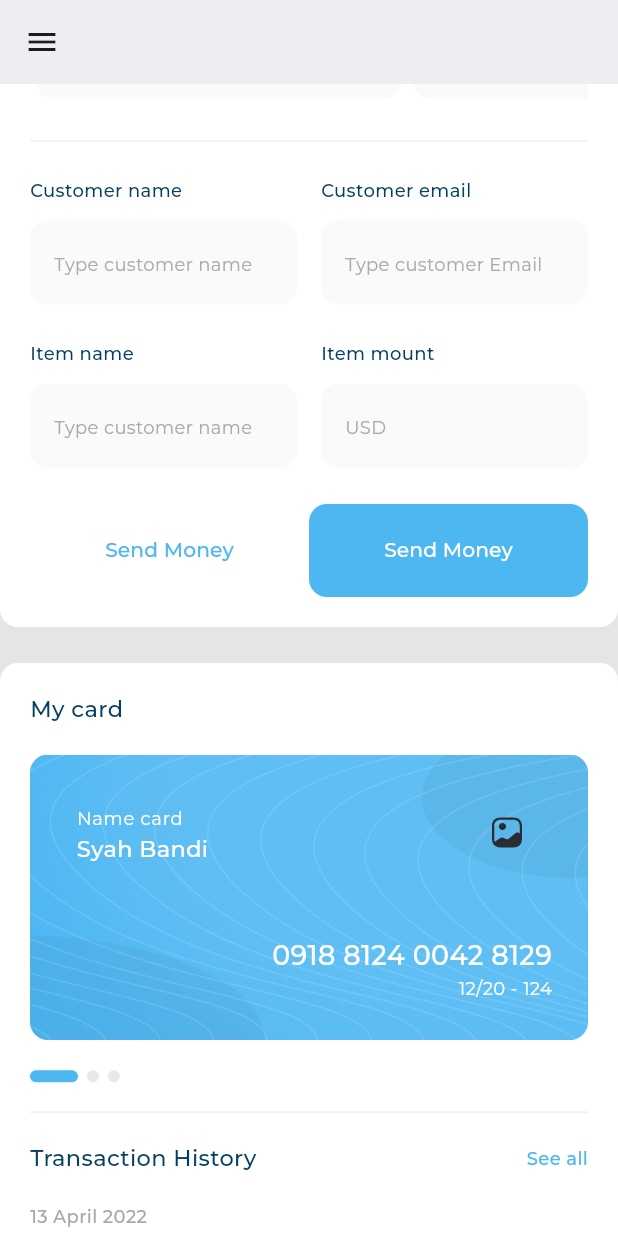
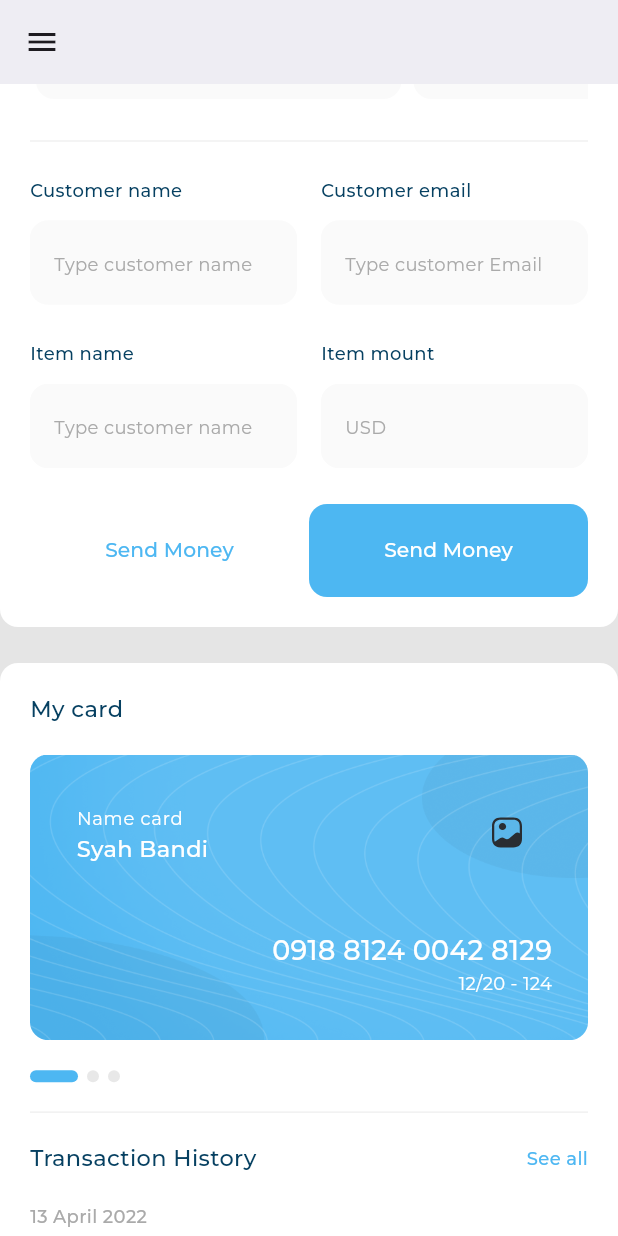
Before and after one commit to mohamed-tamerrr/Responsive-Dash-Board, a Flutter app: the screen it shows after launch, scrolled down 576 dp, on a phone screen of 412 x 824 dp. Run offline on Flutter 3.47's test engine with Material 3 defaults, Android fonts, the phone set to English and light mode, and no system bars; drawn by our look-alikes of expandable_page_view; our stand-ins replace fl_chart, flutter_svg; project files that could hold a hidden picture were left out.

Commit message:
responsive desktop done

```diff
--- a/lib/widgets/my_card.dart
+++ b/lib/widgets/my_card.dart
@@ -64,9 +64,11 @@ class MyCard extends StatelessWidget {
                       context,
                     ).copyWith(color: Colors.white),
                   ),
-                  SizedBox(height: 54 - 28),
                 ],
               ),
+            ),
+            const Flexible(
+              child: SizedBox(height: 54 - 28),
             ),
           ],
         ),
```
